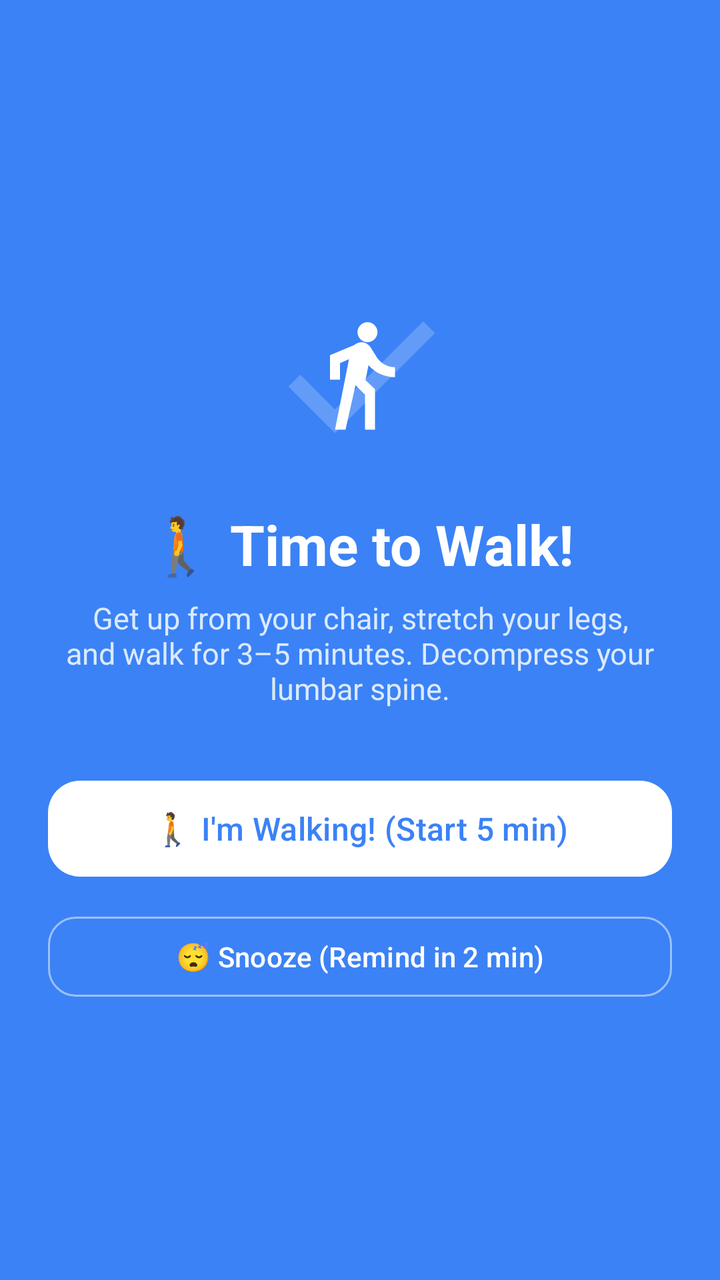
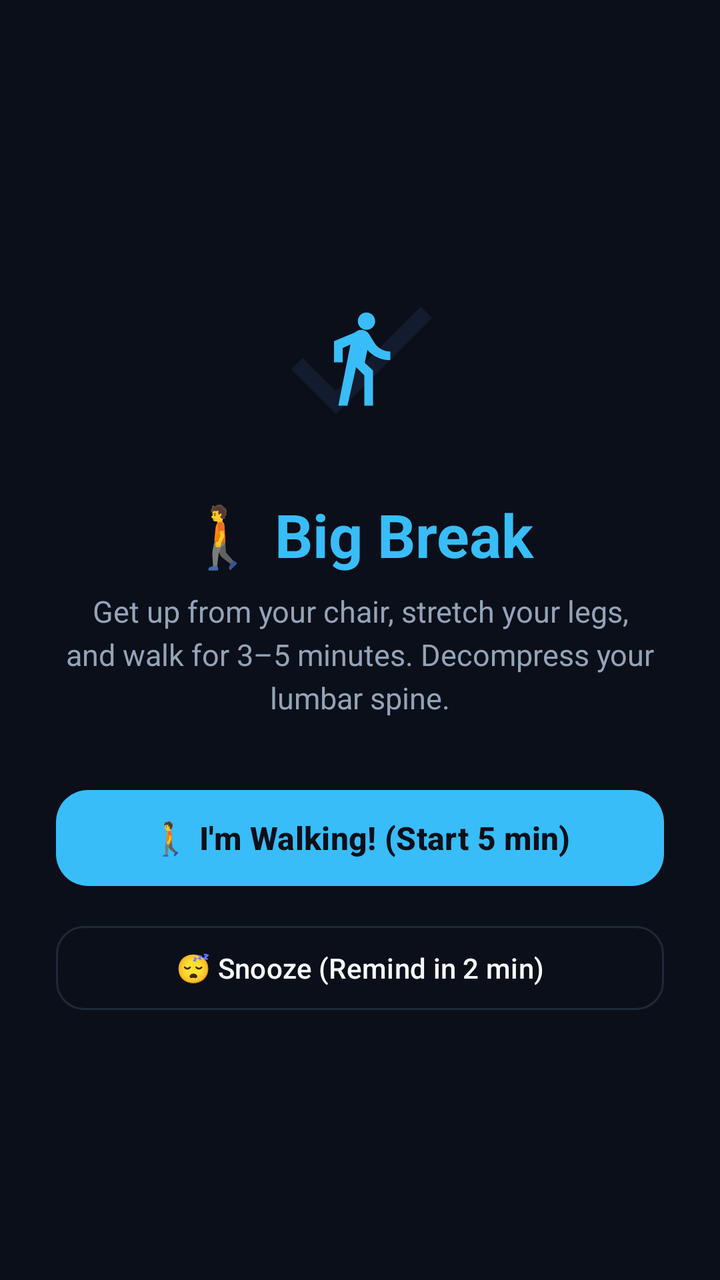

Compare the two renders of this Android layout. The source of the first and the diff that turns it into the second are given below.
<!-- AndroidManifest.xml: activity theme Theme.BackHealth.Alarm -->
<!-- res/layout/activity_walk_alarm.xml -->
<?xml version="1.0" encoding="utf-8"?>
<LinearLayout xmlns:android="http://schemas.android.com/apk/res/android"
    xmlns:app="http://schemas.android.com/apk/res-auto"
    android:layout_width="match_parent"
    android:layout_height="match_parent"
    android:background="@color/blue_accent"
    android:gravity="center"
    android:orientation="vertical"
    android:padding="24dp">

    
    <ImageView
        android:layout_width="100dp"
        android:layout_height="100dp"
        android:layout_marginBottom="16dp"
        android:background="@drawable/ic_check"
        android:backgroundTint="#33FFFFFF"
        android:contentDescription="Walk icon"
        android:padding="20dp"
        android:src="@drawable/ic_walk"
        app:tint="@color/white" />

    <TextView
        android:id="@+id/tvWalkTitle"
        android:layout_width="wrap_content"
        android:layout_height="wrap_content"
        android:text="🚶 Time to Walk!"
        android:textColor="@color/white"
        android:textSize="28sp"
        android:textStyle="bold" />

    <TextView
        android:id="@+id/tvWalkSubtitle"
        android:layout_width="wrap_content"
        android:layout_height="wrap_content"
        android:layout_marginTop="8dp"
        android:gravity="center"
        android:text="Get up from your chair, stretch your legs, and walk for 3–5 minutes. Decompress your lumbar spine."
        android:textColor="@color/blue_light"
        android:textSize="15sp" />

    
    <com.google.android.material.card.MaterialCardView
        android:id="@+id/cardWalkTimer"
        android:layout_width="match_parent"
        android:layout_height="wrap_content"
        android:layout_marginTop="24dp"
        android:layout_marginBottom="24dp"
        android:visibility="gone"
        app:cardBackgroundColor="@color/surface_card"
        app:cardCornerRadius="20dp"
        app:cardElevation="6dp">

        <LinearLayout
            android:layout_width="match_parent"
            android:layout_height="wrap_content"
            android:gravity="center"
            android:orientation="vertical"
            android:padding="24dp">

            <TextView
                android:layout_width="wrap_content"
                android:layout_height="wrap_content"
                android:text="WALKING TIME REMAINING"
                android:textColor="@color/text_secondary"
                android:textSize="12sp"
                android:textStyle="bold" />

            <TextView
                android:id="@+id/tvWalkTimerText"
                android:layout_width="wrap_content"
                android:layout_height="wrap_content"
                android:layout_marginTop="6dp"
                android:text="05:00"
                android:textColor="@color/blue_accent"
                android:textSize="48sp"
                android:textStyle="bold" />

            <com.google.android.material.progressindicator.LinearProgressIndicator
                android:id="@+id/walkProgressBar"
                android:layout_width="match_parent"
                android:layout_height="wrap_content"
                android:layout_marginTop="12dp"
                android:max="300"
                android:progress="300"
                app:indicatorColor="@color/blue_accent"
                app:trackColor="@color/blue_light"
                app:trackCornerRadius="4dp" />
        </LinearLayout>
    </com.google.android.material.card.MaterialCardView>

    
    <LinearLayout
        android:id="@+id/layoutWalkInitialButtons"
        android:layout_width="match_parent"
        android:layout_height="wrap_content"
        android:layout_marginTop="32dp"
        android:orientation="vertical">

        <com.google.android.material.button.MaterialButton
            android:id="@+id/btnStartWalking"
            android:layout_width="match_parent"
            android:layout_height="56dp"
            android:text="🚶 I'm Walking! (Start 5 min)"
            android:textAllCaps="false"
            android:textColor="@color/blue_accent"
            android:textSize="16sp"
            app:backgroundTint="@color/white"
            app:cornerRadius="16dp" />

        <com.google.android.material.button.MaterialButton
            android:id="@+id/btnSnoozeWalk"
            style="@style/Widget.Material3.Button.OutlinedButton"
            android:layout_width="match_parent"
            android:layout_height="48dp"
            android:layout_marginTop="12dp"
            android:text="😴 Snooze (Remind in 2 min)"
            android:textAllCaps="false"
            android:textColor="@color/white"
            app:cornerRadius="14dp"
            app:strokeColor="#80FFFFFF" />
    </LinearLayout>

    
    <com.google.android.material.button.MaterialButton
        android:id="@+id/btnFinishWalkEarly"
        android:layout_width="match_parent"
        android:layout_height="56dp"
        android:text="✅ Finished Walk (Next 20m Cycle)"
        android:textAllCaps="false"
        android:textColor="@color/white"
        android:textSize="16sp"
        android:visibility="gone"
        app:backgroundTint="@color/green_accent"
        app:cornerRadius="16dp" />

</LinearLayout>
<!-- resources referenced by this layout -->
<resources>
  <color name="blue_accent">#3B82F6</color>
  <color name="blue_light">#DBEAFE</color>
  <color name="green_accent">#10B981</color>
  <color name="surface_card">#FFFFFF</color>
  <color name="text_secondary">#64748B</color>
  <color name="white">#FFFFFF</color>
  <!-- drawable ic_check (drawable) -->
  <vector xmlns:android="http://schemas.android.com/apk/res/android"
      android:width="24dp"
      android:height="24dp"
      android:viewportWidth="24"
      android:viewportHeight="24">
      <path
          android:fillColor="#10B981"
          android:pathData="M9,16.17L4.83,12L3.41,13.41L9,19L21,7L19.59,5.59L9,16.17Z"/>
  </vector>
  <!-- drawable ic_walk (drawable) -->
  <vector xmlns:android="http://schemas.android.com/apk/res/android"
      android:width="24dp"
      android:height="24dp"
      android:viewportWidth="24"
      android:viewportHeight="24">
      <path
          android:fillColor="#3B82F6"
          android:pathData="M13.5,5.5C14.6,5.5 15.5,4.6 15.5,3.5C15.5,2.4 14.6,1.5 13.5,1.5C12.4,1.5 11.5,2.4 11.5,3.5C11.5,4.6 12.4,5.5 13.5,5.5M9.8,8.9L7,23H9.1L11.1,14.1L13,16V23H15V14.9L13.1,13.1L13.7,10.1C15,11.6 16.9,12.5 19,12.5V10.5C17.3,10.5 15.8,9.5 15.1,8.1L14.1,6.5C13.7,5.9 13,5.5 12.3,5.5C11.7,5.5 11.2,5.8 10.8,6.1L6,8.1V13H8V9.7L9.8,8.9Z"/>
  </vector>
  <style name="Theme.BackHealth.Alarm" parent="Theme.Material3.DayNight.NoActionBar">
          <item name="android:windowShowWhenLocked">true</item>
          <item name="android:windowTurnScreenOn">true</item>
          <item name="android:windowKeepScreenOn">true</item>
          <item name="android:statusBarColor">@color/teal_primary_dark</item>
          <item name="android:navigationBarColor">@color/teal_primary_dark</item>
      </style>
  <color name="teal_primary_dark">#0F766E</color>
</resources>

<!-- the commit's change to res/layout/activity_walk_alarm.xml (unified diff, before → after) -->
@@ -3,30 +3,30 @@
     xmlns:app="http://schemas.android.com/apk/res-auto"
     android:layout_width="match_parent"
     android:layout_height="match_parent"
-    android:background="@color/blue_accent"
+    android:background="@color/bg_obsidian"
     android:gravity="center"
     android:orientation="vertical"
-    android:padding="24dp">
+    android:padding="28dp">
 
     
     <ImageView
-        android:layout_width="100dp"
-        android:layout_height="100dp"
-        android:layout_marginBottom="16dp"
+        android:layout_width="96dp"
+        android:layout_height="96dp"
+        android:layout_marginBottom="20dp"
         android:background="@drawable/ic_check"
-        android:backgroundTint="#33FFFFFF"
+        android:backgroundTint="@color/card_dark_slate"
         android:contentDescription="Walk icon"
-        android:padding="20dp"
+        android:padding="22dp"
         android:src="@drawable/ic_walk"
-        app:tint="@color/white" />
+        app:tint="@color/neon_cyan" />
 
     <TextView
         android:id="@+id/tvWalkTitle"
         android:layout_width="wrap_content"
         android:layout_height="wrap_content"
-        android:text="🚶 Time to Walk!"
-        android:textColor="@color/white"
-        android:textSize="28sp"
+        android:text="🚶 Big Break"
+        android:textColor="@color/neon_cyan"
+        android:textSize="30sp"
         android:textStyle="bold" />
 
     <TextView
@@ -35,8 +35,9 @@
         android:layout_height="wrap_content"
         android:layout_marginTop="8dp"
         android:gravity="center"
+        android:lineSpacingExtra="4dp"
         android:text="Get up from your chair, stretch your legs, and walk for 3–5 minutes. Decompress your lumbar spine."
-        android:textColor="@color/blue_light"
+        android:textColor="@color/text_secondary"
         android:textSize="15sp" />
 
     
@@ -44,23 +45,26 @@
         android:id="@+id/cardWalkTimer"
         android:layout_width="match_parent"
         android:layout_height="wrap_content"
-        android:layout_marginTop="24dp"
-        android:layout_marginBottom="24dp"
+        android:layout_marginTop="28dp"
+        android:layout_marginBottom="28dp"
         android:visibility="gone"
-        app:cardBackgroundColor="@color/surface_card"
-        app:cardCornerRadius="20dp"
-        app:cardElevation="6dp">
+        app:cardBackgroundColor="@color/card_dark_slate"
+        app:cardCornerRadius="24dp"
+        app:cardElevation="0dp"
+        app:strokeColor="@color/card_border"
+        app:strokeWidth="1dp">
 
         <LinearLayout
             android:layout_width="match_parent"
             android:layout_height="wrap_content"
             android:gravity="center"
             android:orientation="vertical"
-            android:padding="24dp">
+            android:padding="28dp">
 
             <TextView
                 android:layout_width="wrap_content"
                 android:layout_height="wrap_content"
+                android:letterSpacing="0.1"
                 android:text="WALKING TIME REMAINING"
                 android:textColor="@color/text_secondary"
                 android:textSize="12sp"
@@ -72,19 +76,19 @@
                 android:layout_height="wrap_content"
                 android:layout_marginTop="6dp"
                 android:text="05:00"
-                android:textColor="@color/blue_accent"
-                android:textSize="48sp"
+                android:textColor="@color/neon_cyan"
+                android:textSize="52sp"
                 android:textStyle="bold" />
 
             <com.google.android.material.progressindicator.LinearProgressIndicator
                 android:id="@+id/walkProgressBar"
                 android:layout_width="match_parent"
                 android:layout_height="wrap_content"
-                android:layout_marginTop="12dp"
+                android:layout_marginTop="16dp"
                 android:max="300"
                 android:progress="300"
-                app:indicatorColor="@color/blue_accent"
-                app:trackColor="@color/blue_light"
+                app:indicatorColor="@color/neon_cyan"
+                app:trackColor="@color/card_border"
                 app:trackCornerRadius="4dp" />
         </LinearLayout>
     </com.google.android.material.card.MaterialCardView>
@@ -103,22 +107,23 @@
             android:layout_height="56dp"
             android:text="🚶 I'm Walking! (Start 5 min)"
             android:textAllCaps="false"
-            android:textColor="@color/blue_accent"
+            android:textColor="@color/bg_obsidian"
             android:textSize="16sp"
-            app:backgroundTint="@color/white"
+            android:textStyle="bold"
+            app:backgroundTint="@color/neon_cyan"
             app:cornerRadius="16dp" />
 
         <com.google.android.material.button.MaterialButton
             android:id="@+id/btnSnoozeWalk"
             style="@style/Widget.Material3.Button.OutlinedButton"
             android:layout_width="match_parent"
-            android:layout_height="48dp"
+            android:layout_height="50dp"
             android:layout_marginTop="12dp"
             android:text="😴 Snooze (Remind in 2 min)"
             android:textAllCaps="false"
-            android:textColor="@color/white"
+            android:textColor="@color/text_primary"
             app:cornerRadius="14dp"
-            app:strokeColor="#80FFFFFF" />
+            app:strokeColor="@color/card_border" />
     </LinearLayout>
 
     
@@ -126,12 +131,13 @@
         android:id="@+id/btnFinishWalkEarly"
         android:layout_width="match_parent"
         android:layout_height="56dp"
-        android:text="✅ Finished Walk (Next 20m Cycle)"
+        android:text="✅ Finished Walk (Next Posture Break)"
         android:textAllCaps="false"
-        android:textColor="@color/white"
+        android:textColor="@color/bg_obsidian"
         android:textSize="16sp"
+        android:textStyle="bold"
         android:visibility="gone"
-        app:backgroundTint="@color/green_accent"
+        app:backgroundTint="@color/neon_mint"
         app:cornerRadius="16dp" />
 
 </LinearLayout>
<!-- resource entries referenced after the edit -->
@@ -1,11 +1,12 @@
 <!-- resources referenced by this layout -->
 <resources>
-  <color name="blue_accent">#3B82F6</color>
-  <color name="blue_light">#DBEAFE</color>
-  <color name="green_accent">#10B981</color>
-  <color name="surface_card">#FFFFFF</color>
-  <color name="text_secondary">#64748B</color>
-  <color name="white">#FFFFFF</color>
+  <color name="bg_obsidian">#0B0F19</color>
+  <color name="card_border">#1E293B</color>
+  <color name="card_dark_slate">#131B2E</color>
+  <color name="neon_cyan">#38BDF8</color>
+  <color name="neon_mint">#00F5A0</color>
+  <color name="text_primary">#F8FAFC</color>
+  <color name="text_secondary">#94A3B8</color>
   <!-- drawable ic_check (drawable) -->
   <vector xmlns:android="http://schemas.android.com/apk/res/android"
       android:width="24dp"
@@ -27,9 +28,6 @@
           android:pathData="M13.5,5.5C14.6,5.5 15.5,4.6 15.5,3.5C15.5,2.4 14.6,1.5 13.5,1.5C12.4,1.5 11.5,2.4 11.5,3.5C11.5,4.6 12.4,5.5 13.5,5.5M9.8,8.9L7,23H9.1L11.1,14.1L13,16V23H15V14.9L13.1,13.1L13.7,10.1C15,11.6 16.9,12.5 19,12.5V10.5C17.3,10.5 15.8,9.5 15.1,8.1L14.1,6.5C13.7,5.9 13,5.5 12.3,5.5C11.7,5.5 11.2,5.8 10.8,6.1L6,8.1V13H8V9.7L9.8,8.9Z"/>
   </vector>
   <style name="Theme.BackHealth.Alarm" parent="Theme.Material3.DayNight.NoActionBar">
-          <item name="android:windowShowWhenLocked">true</item>
-          <item name="android:windowTurnScreenOn">true</item>
-          <item name="android:windowKeepScreenOn">true</item>
           <item name="android:statusBarColor">@color/teal_primary_dark</item>
           <item name="android:navigationBarColor">@color/teal_primary_dark</item>
       </style>
